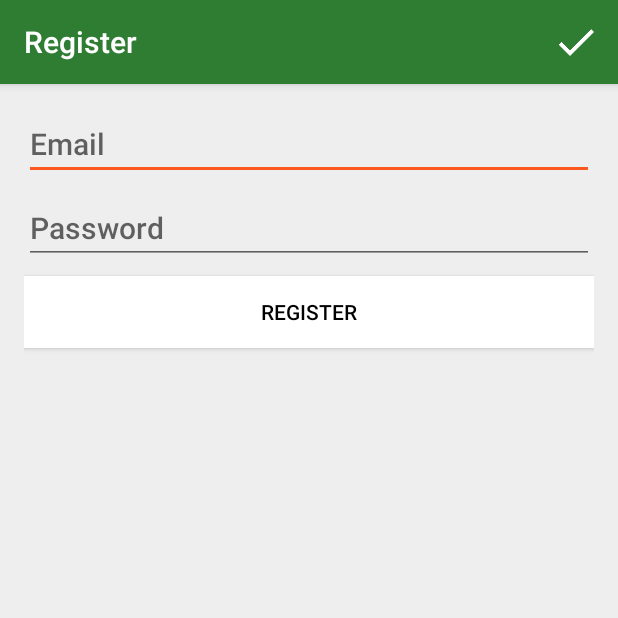
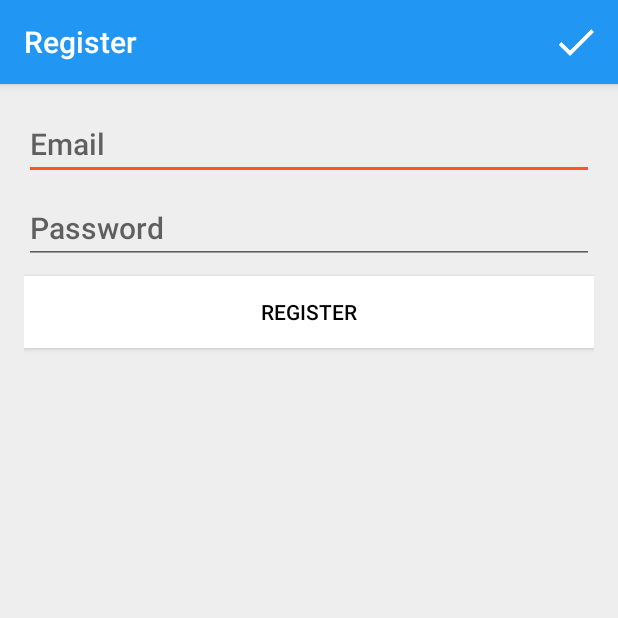
Before and after one commit to erikterwiel/FaceLock, an Android app: the screen it shows after launch (RegisterActivity), after a tap on "REGISTER", on a phone screen of 412 x 824 dp, the top half of it. Run offline under Robolectric (Android 15) with nearby library versions, the phone set to English and light mode, and no system bars; libraries missing offline, so code that uses them is left out: com.amazonaws, com.amazonaws.auth, com.amazonaws.mobileconnectors, com.amazonaws.regions; 5 statements that could not run were skipped.

Commit message:
Splash screen working flawlessly

```diff
--- a/PhoneProtectionApp/app/src/main/AndroidManifest.xml
+++ b/PhoneProtectionApp/app/src/main/AndroidManifest.xml
@@ -24,7 +24,8 @@
         android:theme="@style/AppTheme">
         <activity
             android:name=".LoginActivity"
-            android:label="@string/login_label">
+            android:label="@string/login_label"
+            android:theme="@style/splash_screen">
             <intent-filter>
                 <action android:name="android.intent.action.MAIN" />
 
--- a/PhoneProtectionApp/app/src/main/java/erikterwiel/phoneprotection/LoginActivity.java
+++ b/PhoneProtectionApp/app/src/main/java/erikterwiel/phoneprotection/LoginActivity.java
@@ -34,6 +34,8 @@ import com.amazonaws.mobileconnectors.cognitoidentityprovider.handlers.Authentic
 import com.amazonaws.mobileconnectors.cognitoidentityprovider.handlers.GetDetailsHandler;
 import com.amazonaws.regions.Regions;
 
+import java.util.List;
+
 public class LoginActivity extends AppCompatActivity {
 
     private static final String TAG = "LoginActivity.java";
@@ -55,6 +57,7 @@ public class LoginActivity extends AppCompatActivity {
     protected void onCreate(Bundle savedInstanceState) {
 
         Log.i(TAG, "onCreate() called");
+        setTheme(R.style.AppTheme);
         super.onCreate(savedInstanceState);
         setContentView(R.layout.activity_login);
 
@@ -68,11 +71,24 @@ public class LoginActivity extends AppCompatActivity {
                         Manifest.permission.CAMERA},
                 REQUEST_PERMISSION);
 
-        ComponentName compName = new ComponentName(this, MyAdminReceiver.class);
-        Intent adminIntent = new Intent(DevicePolicyManager.ACTION_ADD_DEVICE_ADMIN);
-        adminIntent.putExtra(DevicePolicyManager.EXTRA_DEVICE_ADMIN, compName);
-        adminIntent.putExtra(DevicePolicyManager.EXTRA_ADD_EXPLANATION, "To Lock Screen");
-        startActivityForResult(adminIntent, REQUEST_ADMIN);
+        DevicePolicyManager devicePolicyManager =
+                (DevicePolicyManager) getSystemService(DEVICE_POLICY_SERVICE);
+        List<ComponentName> admins = devicePolicyManager.getActiveAdmins();
+        boolean isAdminApp = false;
+        for (ComponentName name : admins) {
+            if (name.getClassName().equals("erikterwiel.phoneprotection.MyAdminReceiver")) {
+                isAdminApp = true;
+                break;
+            }
+        }
+        if (!isAdminApp) {
+            ComponentName compName = new ComponentName(this, MyAdminReceiver.class);
+            Intent adminIntent = new Intent(DevicePolicyManager.ACTION_ADD_DEVICE_ADMIN);
+            adminIntent.putExtra(DevicePolicyManager.EXTRA_DEVICE_ADMIN, compName);
+            adminIntent.putExtra(DevicePolicyManager.EXTRA_ADD_EXPLANATION,
+                    "Admin app privilege needed to lock the screen on lock down.");
+            startActivityForResult(adminIntent, REQUEST_ADMIN);
+        }
 
         ClientConfiguration clientConfiguration = new ClientConfiguration();
         mUserPool = new CognitoUserPool(
--- /dev/null
+++ b/PhoneProtectionApp/app/src/main/res/drawable/splash_screen.xml
@@ -0,0 +1,14 @@
+<?xml version="1.0" encoding="utf-8"?>
+<layer-list
+    xmlns:android="http://schemas.android.com/apk/res/android"
+    android:opacity="opaque">
+    <item
+        android:drawable="@color/colorPrimary"
+        android:opacity="opaque"/>
+    <item>
+        <bitmap
+            android:src="@drawable/ic_logo"
+            android:gravity="center"
+            android:opacity="opaque"/>
+    </item>
+</layer-list>
--- a/PhoneProtectionApp/app/src/main/res/values/colors.xml
+++ b/PhoneProtectionApp/app/src/main/res/values/colors.xml
@@ -1,9 +1,10 @@
 <?xml version="1.0" encoding="utf-8"?>
 <resources>
-    <color name="colorPrimary">#2e7d32</color>
-    <color name="colorPrimaryDark">#1b5e20</color>
+    <color name="colorPrimary">#2196f3</color>
+    <color name="colorPrimaryDark">#2196f3</color>
     <color name="colorAccent">#ff5722</color>
     <color name="background_material_light">#eeeeee</color>
     <color name="primary_text_material_dark">#000000</color>
     <color name="text_color_primary">#ffffff</color>
+    <color name="snsStatusBar">#207fdd</color>
 </resources>
--- a/PhoneProtectionApp/app/src/main/res/values/styles.xml
+++ b/PhoneProtectionApp/app/src/main/res/values/styles.xml
@@ -9,6 +9,13 @@
         <item name="android:colorBackground">@color/background_material_light</item>
         <item name="android:textColorPrimaryInverse">@color/primary_text_material_dark</item>
         <item name="android:textColorPrimary">@color/text_color_primary</item>
+        <item name="android:statusBarColor">@color/snsStatusBar</item>
+    </style>
+
+    <style
+        name="splash_screen"
+        parent="AppTheme">
+        <item name="android:windowBackground">@drawable/splash_screen</item>
     </style>
 
 </resources>
```
Also changed, not shown: PhoneProtectionApp/app/src/main/res/drawable-hdpi/ic_logo.png (added), PhoneProtectionApp/app/src/main/res/drawable-mdpi/ic_logo.png (added), PhoneProtectionApp/app/src/main/res/drawable-xhdpi/ic_logo.png (added), PhoneProtectionApp/app/src/main/res/drawable-xxhdpi/ic_logo.png (added), PhoneProtectionApp/app/src/main/res/drawable-xxxhdpi/ic_logo.png (added).
